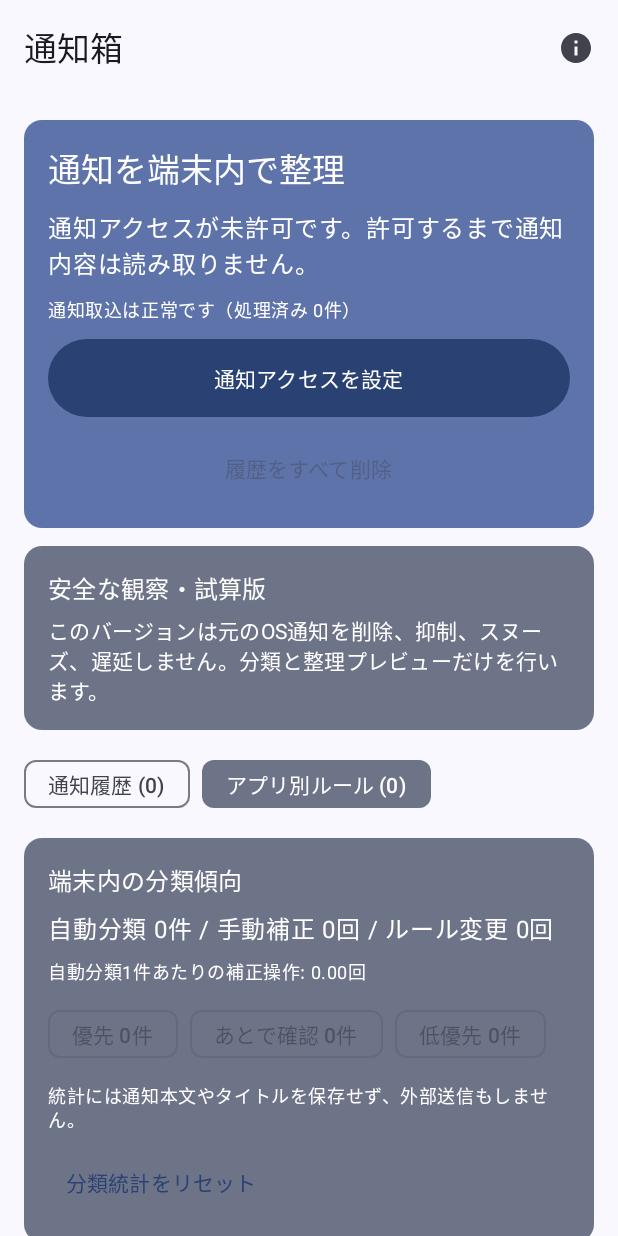
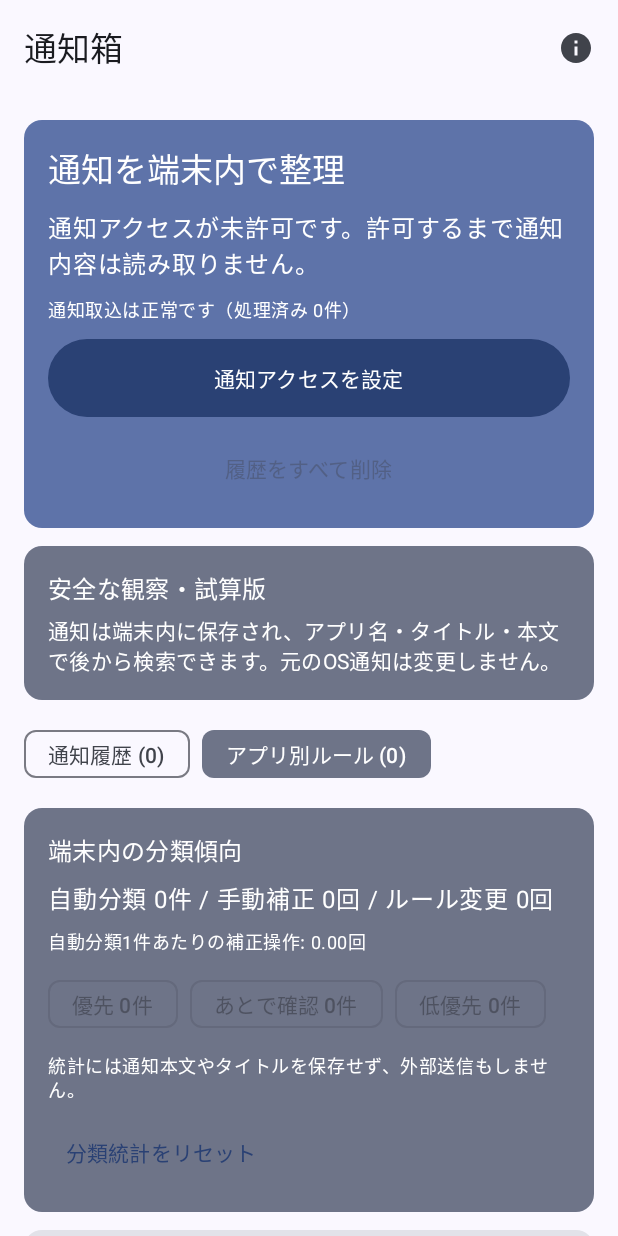
Before and after one commit to kaenozu/notification-box-android, an Android app built with Jetpack Compose: the composable NotificationBoxScreen shown on its own in the app's theme, after a tap on an icon or button, on a phone screen of 412 x 824 dp. Run offline under Robolectric (Android 15) with nearby library versions, the phone set to English and light mode, and no system bars.

Commit message:
feat: add notification history search

```diff
--- a/app/src/main/java/com/notificationbox/app/ui/NotificationBoxScreen.kt
+++ b/app/src/main/java/com/notificationbox/app/ui/NotificationBoxScreen.kt
@@ -13,6 +13,7 @@ import androidx.compose.foundation.lazy.LazyColumn
 import androidx.compose.foundation.lazy.items
 import androidx.compose.material.icons.Icons
 import androidx.compose.material.icons.filled.Info
+import androidx.compose.material.icons.filled.Search
 import androidx.compose.material3.AlertDialog
 import androidx.compose.material3.Card
 import androidx.compose.material3.CardDefaults
@@ -21,6 +22,7 @@ import androidx.compose.material3.FilterChip
 import androidx.compose.material3.Icon
 import androidx.compose.material3.IconButton
 import androidx.compose.material3.MaterialTheme
+import androidx.compose.material3.OutlinedTextField
 import androidx.compose.material3.Scaffold
 import androidx.compose.material3.Text
 import androidx.compose.material3.TextButton
@@ -61,13 +63,21 @@ fun NotificationBoxScreen(vm: NotificationBoxViewModel) {
     var showStatsResetConfirmation by rememberSaveable { mutableStateOf(false) }
     var showPrivacyInfo by rememberSaveable { mutableStateOf(false) }
     var selectedSectionIndex by rememberSaveable { mutableIntStateOf(0) }
+    var searchQuery by rememberSaveable { mutableStateOf("") }
     var appRuleTarget by remember { mutableStateOf<NotificationItem?>(null) }
     var deleteTarget by remember { mutableStateOf<NotificationItem?>(null) }
     val selectedSection = HomeSection.entries[selectedSectionIndex]
     val openListenerSettings = remember(context) { notificationListenerSettingsIntent(context) }
-    val filteredItems = remember(history.items, history.selectedFilter) {
+    val filteredItems = remember(history.items, history.selectedFilter, searchQuery) {
+        val query = searchQuery.trim()
+        val normalizedQuery = query.lowercase()
         history.items.filter {
-            history.selectedFilter == null || it.category == history.selectedFilter
+            val matchesFilter = history.selectedFilter == null || it.category == history.selectedFilter
+            val searchableText = listOfNotNull(it.appLabel, it.title, it.text)
+                .joinToString(" ")
+                .lowercase()
+            val matchesQuery = normalizedQuery.isEmpty() || searchableText.contains(normalizedQuery)
+            matchesFilter && matchesQuery
         }
     }
 
@@ -217,6 +227,23 @@ fun NotificationBoxScreen(vm: NotificationBoxViewModel) {
                 )
             }
             item { SafetyNoticeCard() }
+            if (selectedSection == HomeSection.Notifications) {
+                item {
+                    OutlinedTextField(
+                        modifier = Modifier.fillMaxWidth(),
+                        value = searchQuery,
+                        onValueChange = { searchQuery = it },
+                        singleLine = true,
+                        leadingIcon = {
+                            Icon(Icons.Filled.Search, contentDescription = null)
+                        },
+                        label = { Text(stringResource(R.string.notification_search_label)) },
+                        placeholder = {
+                            Text(stringResource(R.string.notification_search_placeholder))
+                        }
+                    )
+                }
+            }
             if (history.readFailed || settingsRules.readFailed) {
                 item { RepositoryReadRecoveryCard() }
             }
--- a/app/src/main/res/values/strings.xml
+++ b/app/src/main/res/values/strings.xml
@@ -46,7 +46,10 @@
     <string name="notification_read_recovery_body">通知履歴、アプリ別ルール、または分類統計を一時的に読み込めませんでした。安全のため現在の表示を維持し、自動的に再試行します。</string>
 
     <string name="notification_safety_title">安全な観察・試算版</string>
-    <string name="notification_safety_body">このバージョンは元のOS通知を削除、抑制、スヌーズ、遅延しません。分類と整理プレビューだけを行います。</string>
+    <string name="notification_safety_body">通知は端末内に保存され、アプリ名・タイトル・本文で後から検索できます。元のOS通知は変更しません。</string>
+
+    <string name="notification_search_label">通知を検索</string>
+    <string name="notification_search_placeholder">アプリ名、タイトル、本文を検索</string>
 
     <string name="notification_title_missing">タイトルなし</string>
     <string name="notification_pin">ピン留め</string>
```
